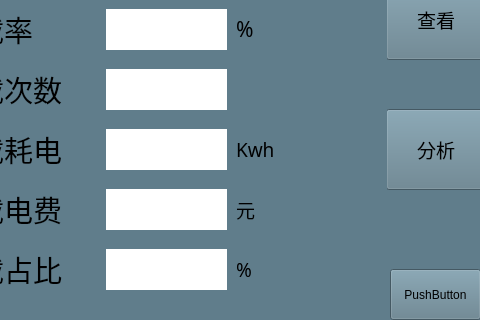
First picture: the form in mainwindow.ui, repository alphonso64/EnergyBox, before the edit; both pictures show x 544 to 1024 and y 281 to 601 of the 1024 by 601 pixel window.
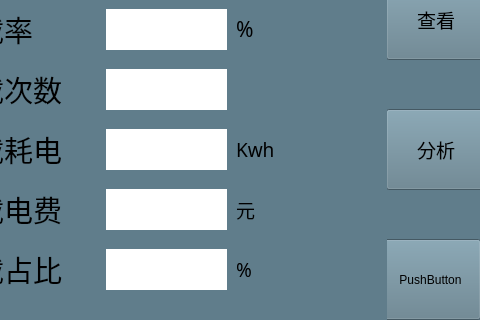
Second picture: the form after the edit. Icons and pictures are not drawn.

The edit to the form file:
```diff
--- a/mainwindow.ui
+++ b/mainwindow.ui
@@ -3834,10 +3834,10 @@
    <widget class="QPushButton" name="pushButton_10">
     <property name="geometry">
      <rect>
-      <x>934</x>
-      <y>550</y>
-      <width>91</width>
-      <height>51</height>
+      <x>924</x>
+      <y>520</y>
+      <width>101</width>
+      <height>81</height>
      </rect>
     </property>
     <property name="text">
```
Left out of the diff: 79 changed lines with no effect on the pictures.
